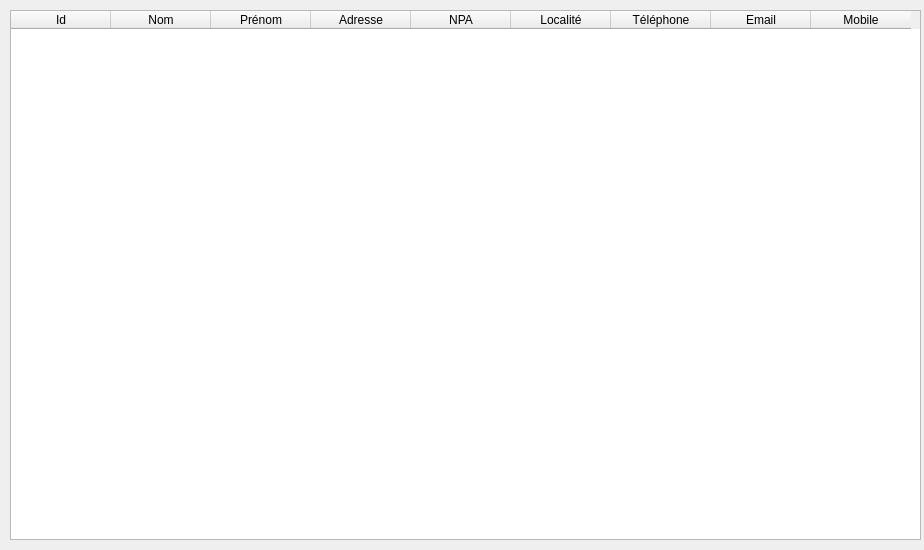
GruberAdam/Sploks, file view/customersView.ui: the form before one commit.
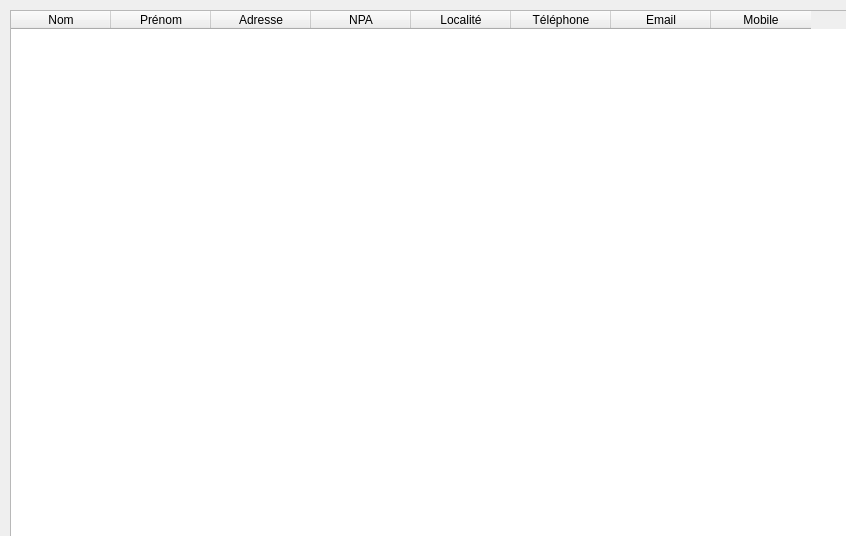
The form after the commit.

Commit message: Customer data is now loaded in the UI

Patch:
```diff
--- a/view/customersView.ui
+++ b/view/customersView.ui
@@ -6,8 +6,8 @@
    <rect>
     <x>0</x>
     <y>0</y>
-    <width>924</width>
-    <height>550</height>
+    <width>846</width>
+    <height>536</height>
    </rect>
   </property>
   <property name="windowTitle">
@@ -26,11 +26,6 @@
     <property name="locale">
      <locale language="French" country="Switzerland"/>
     </property>
-    <column>
-     <property name="text">
-      <string>Id</string>
-     </property>
-    </column>
     <column>
      <property name="text">
       <string>Nom</string>
```
The commit also changes 6 other files.
